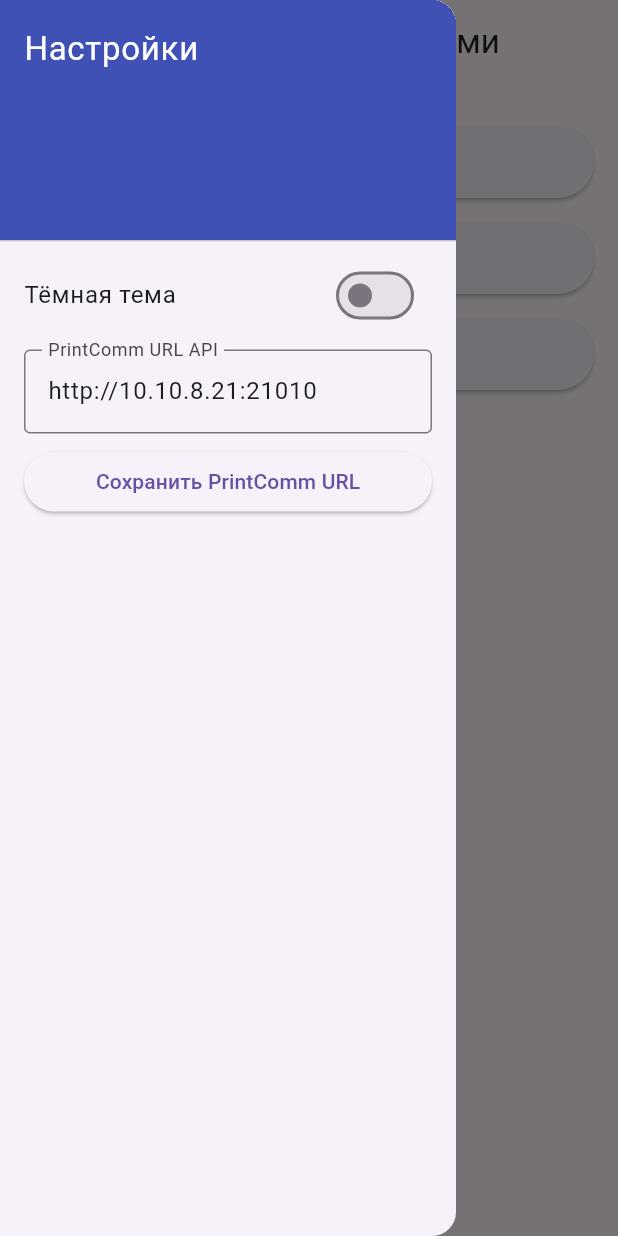
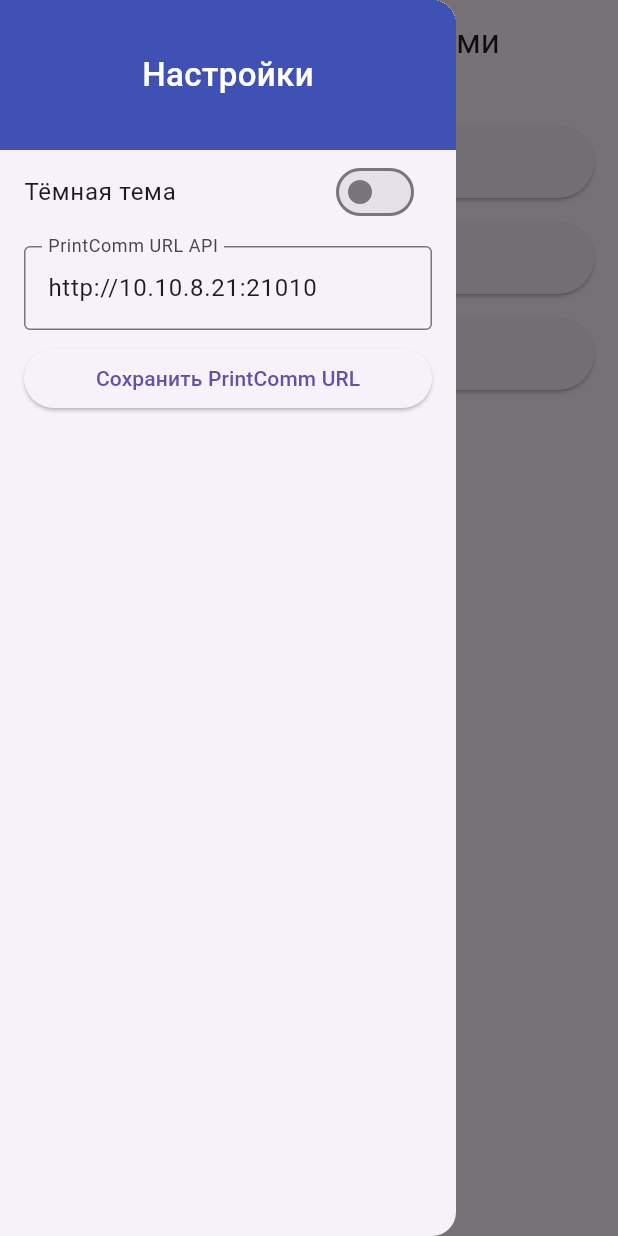
Before and after one commit to freezzorg/ManagingIndustrialPrinters, a Flutter app: the screen it shows after launch, with the side drawer open, on a phone screen of 412 x 824 dp. Run offline on Flutter 3.47's test engine with Material 3 defaults, Android fonts, the phone set to English and light mode, and no system bars; our stand-ins replace shared_preferences; missing offline and left inert: mobile_scanner.

Commit message:
fix Уменьшил заголовок Drawer-а, надпись по-середине

```diff
--- a/lib/screens/main_screen.dart
+++ b/lib/screens/main_screen.dart
@@ -28,15 +28,16 @@ class MainScreen extends StatelessWidget {
           child: ListView(
             padding: EdgeInsets.zero,
             children: [
-              const DrawerHeader(
-                decoration: BoxDecoration(
-                  color: Colors.indigo,
-                ),
-                child: Text(
+              Container(
+                height: 100, // уменьшенная высота
+                color: Colors.indigo,
+                alignment: Alignment.center,
+                child: const Text(
                   'Настройки',
                   style: TextStyle(
                     color: Colors.white,
                     fontSize: 22,
+                    fontWeight: FontWeight.w500,
                   ),
                 ),
               ),
```
